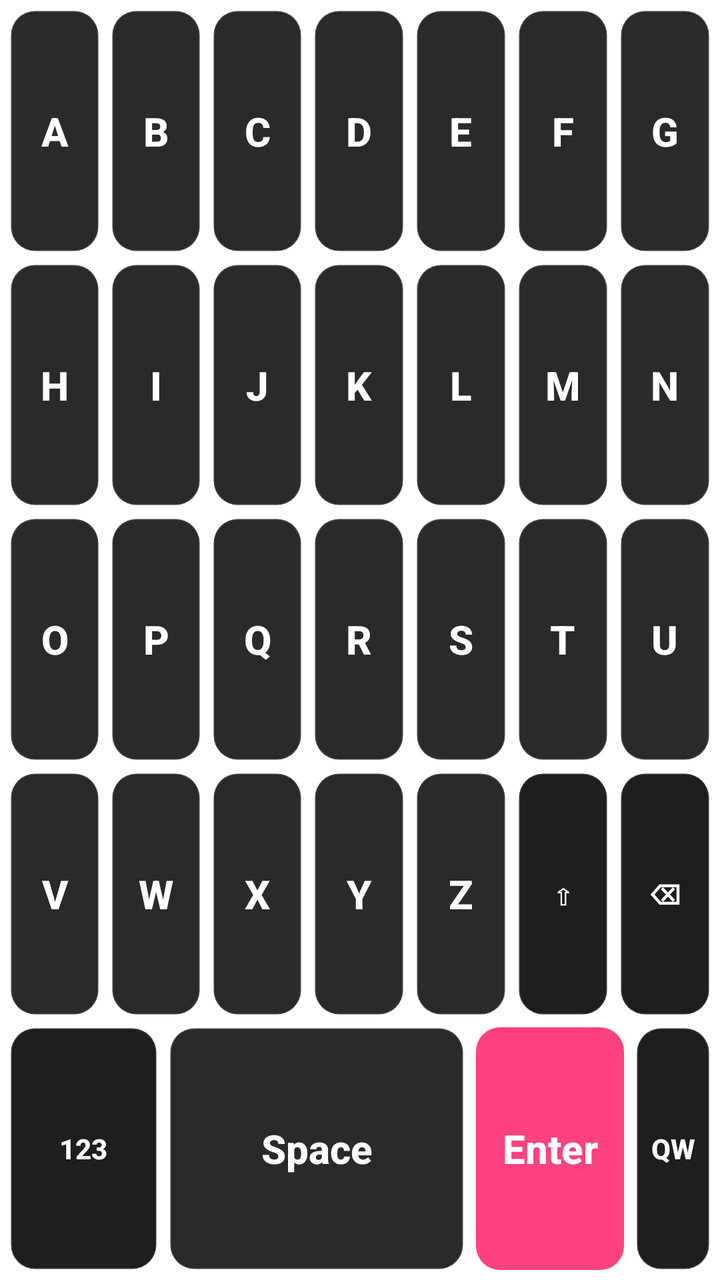
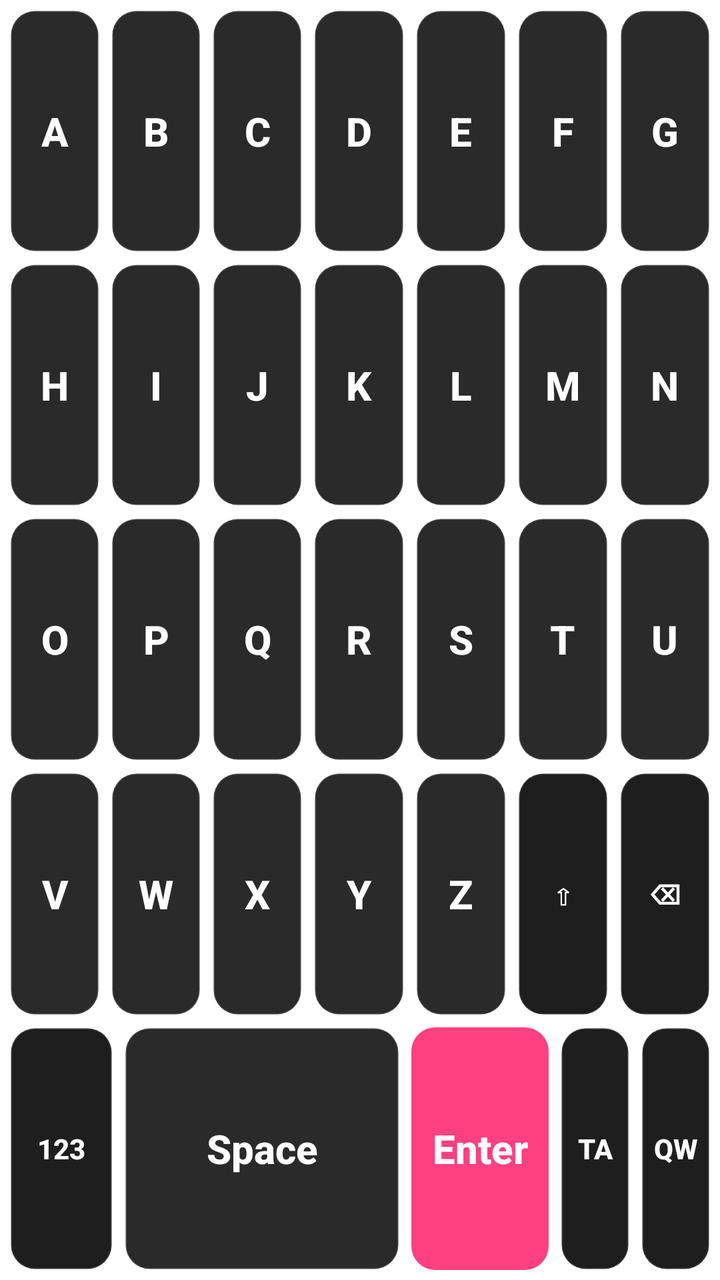

Before-and-after screenshots of an Android layout around one commit, followed by the original layout XML and the change that was made.
<!-- AndroidManifest.xml: application theme Theme.ABCKeyboard -->
<!-- res/layout/layout_abc.xml -->
<?xml version="1.0" encoding="utf-8"?>
<LinearLayout xmlns:android="http://schemas.android.com/apk/res/android"
    android:layout_width="match_parent"
    android:layout_height="match_parent"
    android:orientation="vertical"
    android:padding="2dp">

    
    <LinearLayout
        android:layout_width="match_parent"
        android:layout_height="0dp"
        android:layout_weight="1"
        android:orientation="horizontal">
        <Button style="@style/KeyStyle" android:id="@+id/key_a" android:text="A" android:layout_weight="1" />
        <Button style="@style/KeyStyle" android:id="@+id/key_b" android:text="B" android:layout_weight="1" />
        <Button style="@style/KeyStyle" android:id="@+id/key_c" android:text="C" android:layout_weight="1" />
        <Button style="@style/KeyStyle" android:id="@+id/key_d" android:text="D" android:layout_weight="1" />
        <Button style="@style/KeyStyle" android:id="@+id/key_e" android:text="E" android:layout_weight="1" />
        <Button style="@style/KeyStyle" android:id="@+id/key_f" android:text="F" android:layout_weight="1" />
        <Button style="@style/KeyStyle" android:id="@+id/key_g" android:text="G" android:layout_weight="1" />
    </LinearLayout>

    
    <LinearLayout
        android:layout_width="match_parent"
        android:layout_height="0dp"
        android:layout_weight="1"
        android:orientation="horizontal">
        <Button style="@style/KeyStyle" android:id="@+id/key_h" android:text="H" android:layout_weight="1" />
        <Button style="@style/KeyStyle" android:id="@+id/key_i" android:text="I" android:layout_weight="1" />
        <Button style="@style/KeyStyle" android:id="@+id/key_j" android:text="J" android:layout_weight="1" />
        <Button style="@style/KeyStyle" android:id="@+id/key_k" android:text="K" android:layout_weight="1" />
        <Button style="@style/KeyStyle" android:id="@+id/key_l" android:text="L" android:layout_weight="1" />
        <Button style="@style/KeyStyle" android:id="@+id/key_m" android:text="M" android:layout_weight="1" />
        <Button style="@style/KeyStyle" android:id="@+id/key_n" android:text="N" android:layout_weight="1" />
    </LinearLayout>

    
    <LinearLayout
        android:layout_width="match_parent"
        android:layout_height="0dp"
        android:layout_weight="1"
        android:orientation="horizontal">
        <Button style="@style/KeyStyle" android:id="@+id/key_o" android:text="O" android:layout_weight="1" />
        <Button style="@style/KeyStyle" android:id="@+id/key_p" android:text="P" android:layout_weight="1" />
        <Button style="@style/KeyStyle" android:id="@+id/key_q" android:text="Q" android:layout_weight="1" />
        <Button style="@style/KeyStyle" android:id="@+id/key_r" android:text="R" android:layout_weight="1" />
        <Button style="@style/KeyStyle" android:id="@+id/key_s" android:text="S" android:layout_weight="1" />
        <Button style="@style/KeyStyle" android:id="@+id/key_t" android:text="T" android:layout_weight="1" />
        <Button style="@style/KeyStyle" android:id="@+id/key_u" android:text="U" android:layout_weight="1" />
    </LinearLayout>

    
    <LinearLayout
        android:layout_width="match_parent"
        android:layout_height="0dp"
        android:layout_weight="1"
        android:orientation="horizontal">
        <Button style="@style/KeyStyle" android:id="@+id/key_v" android:text="V" android:layout_weight="1" />
        <Button style="@style/KeyStyle" android:id="@+id/key_w" android:text="W" android:layout_weight="1" />
        <Button style="@style/KeyStyle" android:id="@+id/key_x" android:text="X" android:layout_weight="1" />
        <Button style="@style/KeyStyle" android:id="@+id/key_y" android:text="Y" android:layout_weight="1" />
        <Button style="@style/KeyStyle" android:id="@+id/key_z" android:text="Z" android:layout_weight="1" />
        <Button style="@style/KeyStyle.Special" android:id="@+id/key_shift" android:text="⇧" android:layout_weight="1" />
        <Button style="@style/KeyStyle.Special" android:id="@+id/key_delete" android:text="⌫" android:layout_weight="1" />
    </LinearLayout>

    
    <LinearLayout
        android:layout_width="match_parent"
        android:layout_height="0dp"
        android:layout_weight="1"
        android:orientation="horizontal">
        <Button style="@style/KeyStyle.Special" android:id="@+id/key_switch_123" android:text="@string/key_123" android:layout_weight="2" />
        <Button style="@style/KeyStyle" android:id="@+id/key_space" android:text="@string/key_space" android:layout_weight="4" />
        <Button style="@style/KeyStyle.Accent" android:id="@+id/key_enter" android:text="@string/key_enter" android:layout_weight="2" />
        <Button style="@style/KeyStyle.Special" android:id="@+id/key_switch_qwerty" android:text="QW" android:layout_weight="1" />
    </LinearLayout>

</LinearLayout>
<!-- resources referenced by this layout -->
<resources>
  <string name="key_123">123</string>
  <string name="key_enter">Enter</string>
  <string name="key_space">Space</string>
  <style name="KeyStyle" parent="Widget.AppCompat.Button.Borderless">
          <item name="android:layout_width">0dp</item>
          <item name="android:layout_height">match_parent</item>
          <item name="android:layout_margin">3dp</item>
          <item name="android:background">@drawable/key_bg</item>
          <item name="android:textColor">@color/text_color_dark</item>
          <item name="android:textSize">20sp</item>
          <item name="android:textStyle">bold</item>
          <item name="android:textAllCaps">false</item>
      </style>
  <style name="KeyStyle.Accent">
          <item name="android:background">@drawable/key_bg_accent</item>
      </style>
  <style name="KeyStyle.Special">
          <item name="android:background">@drawable/key_bg_special</item>
          <item name="android:textSize">14sp</item>
      </style>
  <style name="Theme.ABCKeyboard" parent="Theme.MaterialComponents.DayNight.NoActionBar">
          <item name="colorPrimary">@color/accent_color</item>
          <item name="colorPrimaryVariant">@color/accent_pressed</item>
          <item name="colorOnPrimary">#FFFFFF</item>
      </style>
  <!-- drawable key_bg (drawable) -->
  <?xml version="1.0" encoding="utf-8"?>
  <selector xmlns:android="http://schemas.android.com/apk/res/android">
      <item android:state_pressed="true">
          <shape android:shape="rectangle">
              <solid android:color="@color/key_pressed_dark" />
              <corners android:radius="12dp" />
              <stroke android:width="1dp" android:color="#44FFFFFF" />
          </shape>
      </item>
      <item>
          <shape android:shape="rectangle">
              <solid android:color="@color/key_normal_dark" />
              <corners android:radius="12dp" />
              <stroke android:width="1dp" android:color="#22FFFFFF" />
          </shape>
      </item>
  </selector>
  <color name="text_color_dark">#FFFFFF</color>
  <!-- drawable key_bg_accent (drawable) -->
  <?xml version="1.0" encoding="utf-8"?>
  <selector xmlns:android="http://schemas.android.com/apk/res/android">
      <item android:state_pressed="true">
          <shape android:shape="rectangle">
              <solid android:color="@color/accent_pressed" />
              <corners android:radius="12dp" />
          </shape>
      </item>
      <item>
          <shape android:shape="rectangle">
              <solid android:color="@color/accent_color" />
              <corners android:radius="12dp" />
          </shape>
      </item>
  </selector>
  <!-- drawable key_bg_special (drawable) -->
  <?xml version="1.0" encoding="utf-8"?>
  <selector xmlns:android="http://schemas.android.com/apk/res/android">
      <item android:state_pressed="true">
          <shape android:shape="rectangle">
              <solid android:color="#333333" />
              <corners android:radius="12dp" />
              <stroke android:width="1dp" android:color="#44FFFFFF" />
          </shape>
      </item>
      <item>
          <shape android:shape="rectangle">
              <solid android:color="@color/special_key_dark" />
              <corners android:radius="12dp" />
              <stroke android:width="1dp" android:color="#22FFFFFF" />
          </shape>
      </item>
  </selector>
  <color name="accent_color">#FF4081</color>
  <color name="accent_pressed">#F50057</color>
  <color name="key_pressed_dark">#404040</color>
  <color name="key_normal_dark">#2A2A2A</color>
  <color name="special_key_dark">#1E1E1E</color>
</resources>

<!-- the commit's change to res/layout/layout_abc.xml (unified diff, before → after) -->
@@ -71,9 +71,10 @@
         android:layout_height="0dp"
         android:layout_weight="1"
         android:orientation="horizontal">
-        <Button style="@style/KeyStyle.Special" android:id="@+id/key_switch_123" android:text="@string/key_123" android:layout_weight="2" />
+        <Button style="@style/KeyStyle.Special" android:id="@+id/key_switch_123" android:text="@string/key_123" android:layout_weight="1.5" />
         <Button style="@style/KeyStyle" android:id="@+id/key_space" android:text="@string/key_space" android:layout_weight="4" />
         <Button style="@style/KeyStyle.Accent" android:id="@+id/key_enter" android:text="@string/key_enter" android:layout_weight="2" />
+        <Button style="@style/KeyStyle.Special" android:id="@+id/key_switch_ta" android:text="TA" android:layout_weight="1" />
         <Button style="@style/KeyStyle.Special" android:id="@+id/key_switch_qwerty" android:text="QW" android:layout_weight="1" />
     </LinearLayout>
 
